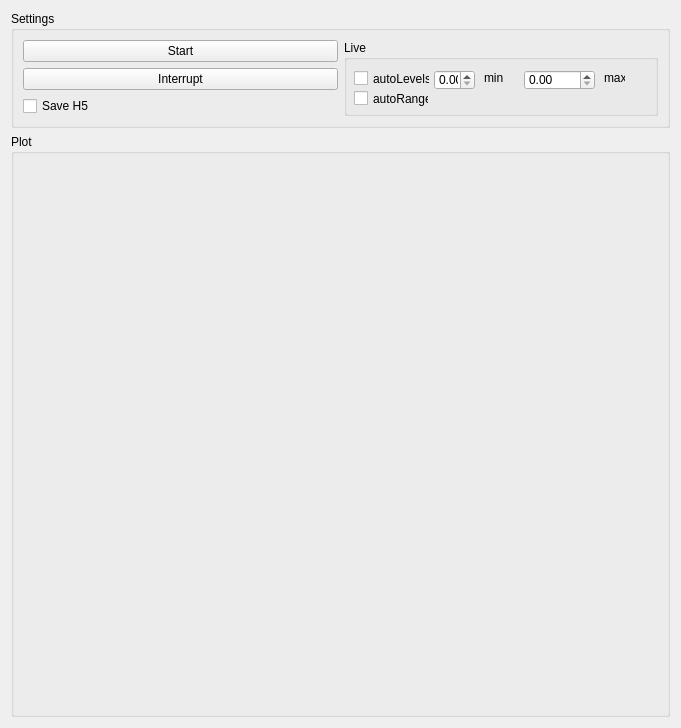
Before: the Qt Designer form coherentSVIM.ui in marccv/smSVIM, drawn with Qt 5.
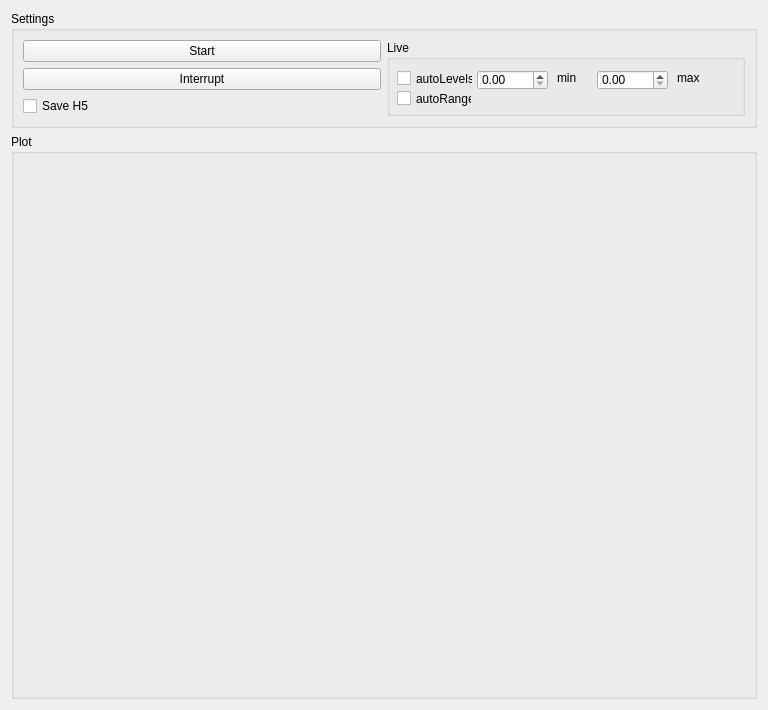
After: the same form once the commit is applied.

```diff
--- a/coherentSVIM.ui
+++ b/coherentSVIM.ui
@@ -6,8 +6,8 @@
    <rect>
     <x>0</x>
     <y>0</y>
-    <width>681</width>
-    <height>728</height>
+    <width>768</width>
+    <height>710</height>
    </rect>
   </property>
   <property name="windowTitle">
@@ -72,7 +72,7 @@
           <rect>
            <x>90</x>
            <y>30</y>
-           <width>41</width>
+           <width>71</width>
            <height>20</height>
           </rect>
          </property>
@@ -80,7 +80,7 @@
         <widget class="QDoubleSpinBox" name="max_doubleSpinBox">
          <property name="geometry">
           <rect>
-           <x>180</x>
+           <x>210</x>
            <y>30</y>
            <width>71</width>
            <height>20</height>
@@ -90,7 +90,7 @@
         <widget class="QLabel" name="label_max">
          <property name="geometry">
           <rect>
-           <x>140</x>
+           <x>170</x>
            <y>30</y>
            <width>21</width>
            <height>16</height>
@@ -103,9 +103,9 @@
         <widget class="QLabel" name="label_min">
          <property name="geometry">
           <rect>
-           <x>260</x>
+           <x>290</x>
            <y>30</y>
-           <width>21</width>
+           <width>28</width>
            <height>16</height>
           </rect>
          </property>
```
